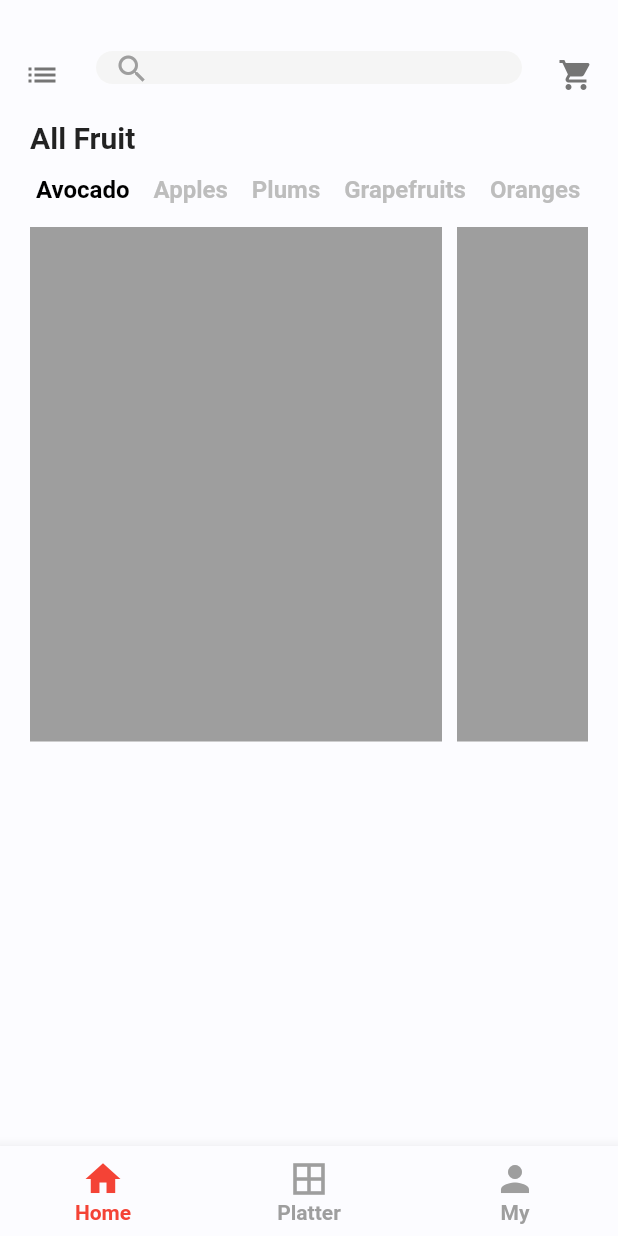
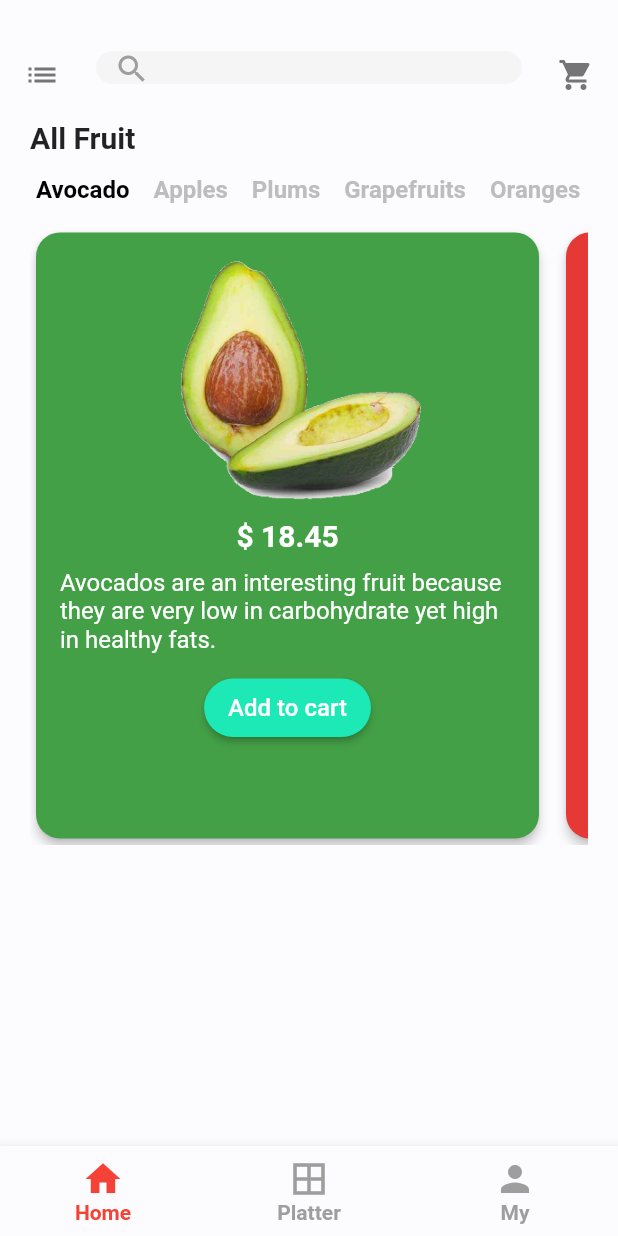
Before and after one commit to jeremy02/fruits_app, a Flutter app: the screen it shows after launch, on a phone screen of 412 x 824 dp. Run offline on Flutter 3.47's test engine with Material 2 defaults, Android fonts, the phone set to English and light mode, and no system bars.

Commit message:
showing list of fruits

```diff
--- a/lib/models/fruits_list.dart
+++ b/lib/models/fruits_list.dart
@@ -1,30 +1,35 @@
+import 'dart:ui';
+
+import 'package:flutter/material.dart';
+
 class Fruits {
 	String name;
 	String title;
-	String decription;
+	String description;
 	String price;
 	String rating;
 	String imageUrl;
+	Color bgColor;
 
-	Fruits(this.name,this.title, this.decription, this.price, this.rating,this.imageUrl);
+	Fruits(this.name,this.title, this.description, this.price, this.rating,this.imageUrl,this.bgColor);
 }
 
 List<Fruits> fruits = []
 	..add(Fruits("Avocado","Avocados are an interesting fruit because they are very low in carbohydrate yet high in healthy fats.",
 		"The fruit originated in South America, possibly in Mexico or Peru, and it was first referred to in English by the name of “crocodile pear”.\nOne of the best things about the avocado is just how adaptable it is.\nFor instance, you may have heard of ‘avocado toast’, a trendy breakfast at the moment. However, there are many different ways to use avocados – such as making guacamole, avocado ice-cream, chocolate mousses, and many other interesting dishes.\nCold-pressed avocado oil also gives olive oil a run for its money in the ‘healthiest oil’ department; it’s a heat-stable fat that contains various protective nutrients.\nAvocados are extremely nutrient-dense, and they are rich in fiber, protein, vitamins, and minerals – especially potassium."
-		,"18.45","4.5","assets/avocado_2.jpeg"))
+		,"18.45","4.5","assets/avocado_2.png",Colors.green.shade600))
 	..add(Fruits("Apples","Apples are a sweet fleshy fruit that grow around the world.",
 		"Believed to originate in Central Asia, there are now hundreds of varieties of apples, ranging from sweet to sour.\n Nutritionally speaking, apples are a relatively high-carbohydrate fruit and their most significant nutrient is vitamin C.\nThey’re a very versatile fruit; while often eaten as a snack, they’re also used in a variety of dessert recipes."
-		,"21.90","5.0","assets/apples_2.jpeg"))
+		,"21.90","5.0","assets/apples_2.jpg",Colors.red.shade600))
 	..add(Fruits("Plums","Plums are small and round purple fruit that have origins in China.",
 		"Appearance wise, a dark purple skin surrounds the juicy flesh, which can range from yellow-orange to reddish-purple in color.\nPlums can either be eaten fresh or in their dried state, which is called a ‘prune’.\nThe taste of plums differs depending on the variety and degree of ripeness. While ripe plums tend to be sweet, an unripe plum can taste incredibly tart.\nPlums are one of the most polyphenol-rich fruits, and randomized controlled trials suggest they can help protect against bone loss."
-		,"13.09","3.0","assets/plums_2.jpeg"))
+		,"13.09","3.0","assets/plums_2.jpg",Colors.blueGrey.shade600))
 	..add(Fruits("Grapes","Grapes are one of the most prevalent types of fruit, and we can find them almost everywhere.",
 		"Grapes are very versatile too, and they form the basis of many different wines, juices, jams, and dessert products.\nNot many people know this, but grapes are botanically a kind of berry. Although there are thousands of different grape varieties, they are typically classified as either white (green), red, purple, or black.\nThe health benefits of grapes are purported to come from their high polyphenol content. However, grapes are also one of the highest-sugar fruits.\nAs a result, red wine is often thought of as a health drink since it contains concentrated polyphenols and little sugar."
-		,"12.75","4.0","assets/grapes_2.jpeg"))
+		,"12.75","4.0","assets/grapes_2.jpg",Colors.yellow.shade600))
 	..add(Fruits("Oranges","Oranges are among the most common fruit in the world.",
 		"The orange is a citrus fruit and, surprisingly, it is a hybrid rather than an original species. If you didn’t know about this point, then oranges are actually a hybrid of the pomelo and mandarin.\nOranges have a tough outer peel that encases the soft, juicy center. Generally speaking, the fruit has a sweet and (very slight) sour taste. However, there are hundreds of orange varieties and they can vary between sweet, bitter, and sour.\nThe sweet varieties are generally the edible kind we find in shops and in orange juice.\nOranges are a relatively high-carbohydrate fruit and they provide a decent amount of vitamin C."
-		,"19.00","5.0","assets/oranges_2.jpeg"))
+		,"19.00","5.0","assets/oranges_2.jpg",Colors.pink.shade600))
 	..add(Fruits("Lemons","If you like sour fruits, then here’s another – the lemon is a yellow citrus fruit native to Asia.",
 		"Lemons house a tart soft flesh behind a thick yellow skin, and they are a famous culinary fruit. For one thing, thousands of recipes call for a squeeze of fresh lemon juice.\nLemons also hold value for cleaning uses; the reason for this is their high concentration of citric acid.\nIn addition, there is a wide variety of lemon-based food products, such as lemon cakes, lemon juice, lemon jam, and lemon tea.\nNutritionally speaking, the major compound in lemons is vitamin C. The fruit offers the following vitamins and minerals per standard-sized fruit."
-		,"16.09","2.5","assets/lemons_2.jpeg"));
+		,"16.09","2.5","assets/lemons_2.jpg",Colors.blue.shade600));
--- a/lib/screens/fruits_listing_screen.dart
+++ b/lib/screens/fruits_listing_screen.dart
@@ -1,31 +1,15 @@
 import 'package:flutter/material.dart';
 import 'package:fruits_app/models/fruits_list.dart';
+import 'package:fruits_app/widgets/fruits_list_item.dart';
 
-class FruitsListingScreen extends StatefulWidget{
-	@override
-	FruitsListingScreenState createState() => FruitsListingScreenState();
-
-}
-
-class FruitsListingScreenState extends State<FruitsListingScreen>{
-
-	@override
-	void initState() {
-		super.initState();
-	}
-
-	@override
-	dispose() {
-		super.dispose();
-	}
+class FruitsListingScreen extends StatelessWidget{
 
 	@override
 	Widget build(BuildContext context) {
 		return ListView(
 			children: <Widget>[
 				Container(
-					width: double.infinity,
-					height: MediaQuery.of(context).size.height/2.4,
+					height: MediaQuery.of(context).size.height/2,
 					child: ListView.builder(
 						primary: false,
 						shrinkWrap: true,
@@ -35,9 +19,14 @@ class FruitsListingScreenState extends State<FruitsListingScreen>{
 							Fruits fruit = fruits[index];
 							return Padding(
 								padding: EdgeInsets.only(right: 10.0),
-								child: Container(
-									width: MediaQuery.of(context).size.width/1.5,
-									decoration: BoxDecoration(color: Colors.grey),
+								child: FruitsListItem(
+									name:fruit.name,
+									title: fruit.title,
+									description: fruit.description,
+									price: fruit.price,
+									rating: fruit.rating,
+									imageUrl: fruit.imageUrl,
+									bgColor: fruit.bgColor,
 								),
 							);
 						}
--- a/lib/widgets/fruits_list_item.dart
+++ b/lib/widgets/fruits_list_item.dart
@@ -0,0 +1,97 @@
+import 'package:flutter/material.dart';
+import 'package:flutter/cupertino.dart';
+
+class FruitsListItem extends StatefulWidget {
+
+	String name;
+	String title;
+	String description;
+	String price;
+	String rating;
+	String imageUrl;
+	Color bgColor;
+
+	FruitsListItem({
+		Key key,
+		@required this.name,
+		@required this.title,
+		@required this.description,
+		@required this.price,
+		@required this.rating,
+		@required this.imageUrl,
+		@required this.bgColor,
+	})
+		: super(key: key);
+
+	@override
+	_FruitsListItemState createState() => _FruitsListItemState();
+}
+
+class _FruitsListItemState extends State<FruitsListItem> {
+	@override
+	Widget build(BuildContext context) {
+		return Container(
+			height: MediaQuery.of(context).size.height,
+			width: MediaQuery.of(context).size.width / 1.2,
+			child: Card(
+				shape: RoundedRectangleBorder( borderRadius: BorderRadius.circular(16.0)),
+				color: widget.bgColor,
+				elevation: 3.0,
+				child: Padding(
+					padding: EdgeInsets.all(16.0),
+					child: Column(
+						crossAxisAlignment: CrossAxisAlignment.center,
+						children: <Widget>[
+							Container(
+								width: MediaQuery.of(context).size.width/2,
+								height: MediaQuery.of(context).size.height/5,
+								decoration: BoxDecoration(
+									color: widget.bgColor,
+								),
+								child: Image.asset(
+									"${widget.imageUrl}",
+									fit: BoxFit.cover,
+								),
+							),
+							SizedBox(height: 10.0,),
+							Text(
+								"\$ ${widget.price}",
+								style: TextStyle(
+									color: Colors.white,
+									fontSize: 20,
+									fontWeight: FontWeight.bold,
+								),
+							),
+							SizedBox(height: 10.0,),
+							Text(
+								"${widget.title}",
+								style: TextStyle(
+									color: Colors.white,
+									fontSize: 16,
+								),
+								maxLines: 3,
+								overflow: TextOverflow.ellipsis,
+							),
+							SizedBox(height: 12.0,),
+							RaisedButton(
+								padding: EdgeInsets.symmetric(vertical: 10.0,horizontal: 16.0),
+								textColor: Colors.white,
+								color: Colors.tealAccent.shade400,
+								child: Text(
+									"Add to cart",
+									style: TextStyle(
+										fontSize: 16,
+									),
+								),
+								onPressed: () {},
+								shape: RoundedRectangleBorder(
+									borderRadius: new BorderRadius.circular(30.0),
+								)
+							),
+						],
+					)
+				),
+			),
+		);
+	}
+}
--- a/pubspec.yaml
+++ b/pubspec.yaml
@@ -41,8 +41,8 @@ flutter:
   uses-material-design: true
 
   # To add assets to your application, add an assets section, like this:
-  # assets:
-  #  - images/a_dot_burr.jpeg
+  assets:
+    - assets/
   #  - images/a_dot_ham.jpeg
 
   # An image asset can refer to one or more resolution-specific "variants", see
```
Also changed, not shown: assets/apples_2.jpg (renamed from lib/assets/apples_2.jpg), assets/avocado_2.png (added), assets/grapes_2.jpg (renamed from lib/assets/grapes_2.jpg), assets/lemons_2.jpg (renamed from lib/assets/lemons_2.jpg), assets/oranges_2.jpg (renamed from lib/assets/oranges_2.jpg), assets/plums_2.jpg (renamed from lib/assets/plum_2.jpg), avocado_2.jpg (renamed from lib/assets/avocado_2.jpg).
